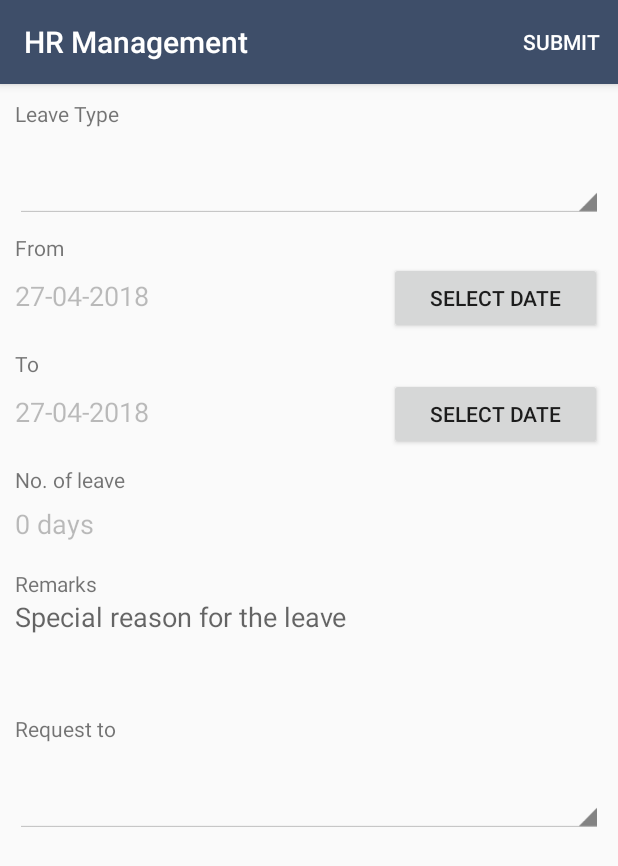
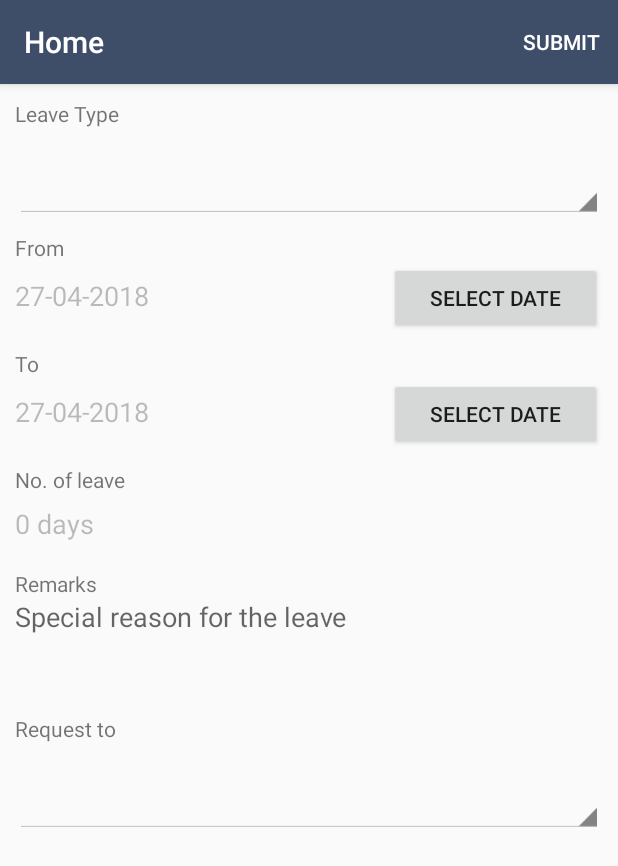
Before and after one commit to fahimshahrierrasel/hr_management, an Android app: the fragment LeaveApplicationFormFragment placed in its activity, on a phone screen of 412 x 824 dp. Shown: the top 866 px of the screen. Run offline under Robolectric (Android 15) with nearby library versions, the phone set to English and light mode, and no system bars; libraries missing offline, so code that uses them is left out: com.github.mikephil.charting, com.mikepenz.materialdrawer; 60 statements that could not run were skipped.

Commit message:
Leave application list add

```diff
--- a/app/build.gradle
+++ b/app/build.gradle
@@ -31,6 +31,7 @@ dependencies {
     implementation "com.android.support:design:$supportLib"
     implementation "com.android.support:recyclerview-v7:$supportLib"
     implementation "com.android.support:support-annotations:$supportLib"
+    implementation "com.android.support:cardview-v7:$supportLib"
 
     implementation("com.mikepenz:materialdrawer:6.0.7@aar") {
         transitive = true
--- a/app/src/main/java/com/treebricks/hrmanagement/MainActivity.java
+++ b/app/src/main/java/com/treebricks/hrmanagement/MainActivity.java
@@ -1,5 +1,4 @@
 package com.treebricks.hrmanagement;
-
 
 import android.os.Bundle;
 import android.support.v4.app.Fragment;
@@ -19,7 +18,8 @@ import com.mikepenz.materialdrawer.model.ProfileDrawerItem;
 import com.mikepenz.materialdrawer.model.interfaces.IDrawerItem;
 import com.treebricks.hrmanagement.fragments.AttendanceFragment;
 import com.treebricks.hrmanagement.fragments.HomeFragment;
-import com.treebricks.hrmanagement.fragments.LeaveApplicationFragment;
+import com.treebricks.hrmanagement.fragments.LeaveApplicationFormFragment;
+import com.treebricks.hrmanagement.fragments.LeaveApplicationsListFragment;
 import com.treebricks.hrmanagement.utils.SeasonImage;
 
 import java.util.ArrayList;
@@ -40,6 +40,9 @@ public class MainActivity extends AppCompatActivity {
         setSupportActionBar(toolbar);
         setNavigationDrawer();
 
+        if(getSupportActionBar()!=null)
+            getSupportActionBar().setTitle("Home");
+
         fragmentManager = getSupportFragmentManager();
         currentFragment = new HomeFragment();
         setCurrentFragment(currentFragment);
@@ -51,19 +54,23 @@ public class MainActivity extends AppCompatActivity {
                 switch (item)
                 {
                     case 1:
+                        toolbar.setTitle("Home");
                         currentFragment = new HomeFragment();
                         break;
                     case 2:
+                        toolbar.setTitle("Attendance");
                         currentFragment = new AttendanceFragment();
                         break;
                     case 3:
 
                         break;
                     case 4:
-                        currentFragment = new LeaveApplicationFragment();
+                        toolbar.setTitle("Application Form");
+                        currentFragment = new LeaveApplicationFormFragment();
                         break;
                     case 5:
-
+                        toolbar.setTitle("Leave Applications");
+                        currentFragment = new LeaveApplicationsListFragment();
                         break;
                     case 6:
 
--- a/app/src/main/java/com/treebricks/hrmanagement/fragments/LeaveApplicationFragment.java
+++ b/app/src/main/java/com/treebricks/hrmanagement/fragments/LeaveApplicationFormFragment.java
@@ -25,9 +25,9 @@ import java.util.Date;
 import java.util.Locale;
 import java.util.concurrent.TimeUnit;
 
-public class LeaveApplicationFragment extends Fragment {
+public class LeaveApplicationFormFragment extends Fragment {
 
-    private static final String TAG = LeaveApplicationFragment.class.getSimpleName();
+    private static final String TAG = LeaveApplicationFormFragment.class.getSimpleName();
     private EditText etLeaveStart;
     private EditText etLeaveEnd;
     private EditText etTotalLeaves;
@@ -41,7 +41,7 @@ public class LeaveApplicationFragment extends Fragment {
     @Nullable
     @Override
     public View onCreateView(@NonNull LayoutInflater inflater, @Nullable ViewGroup container, @Nullable Bundle savedInstanceState) {
-        return inflater.inflate(R.layout.fragment_leave_application, container, false);
+        return inflater.inflate(R.layout.fragment_leave_application_form, container, false);
     }
 
     @Override
--- a/app/src/main/res/layout/fragment_leave_application.xml
+++ b/app/src/main/res/layout/fragment_leave_application_form.xml
@@ -1,7 +1,6 @@
 <?xml version="1.0" encoding="utf-8"?>
 <android.support.constraint.ConstraintLayout xmlns:android="http://schemas.android.com/apk/res/android"
     xmlns:app="http://schemas.android.com/apk/res-auto"
-    xmlns:tools="http://schemas.android.com/tools"
     android:layout_width="match_parent"
     android:layout_height="match_parent">
 
@@ -25,7 +24,7 @@
             <TextView
                 android:layout_width="wrap_content"
                 android:layout_height="wrap_content"
-                android:text="Leave Type" />
+                android:text="@string/leave_type" />
 
             <Spinner
                 android:id="@+id/spinLeaveType"
@@ -37,7 +36,7 @@
                 android:layout_width="wrap_content"
                 android:layout_height="wrap_content"
                 android:layout_marginTop="10dp"
-                android:text="From" />
+                android:text="@string/from" />
 
             <LinearLayout
                 android:layout_width="match_parent"
@@ -51,14 +50,15 @@
                     android:layout_weight="0.7"
                     android:background="@null"
                     android:enabled="false"
-                    android:hint="Leave start from" />
+                    android:inputType="text"
+                    android:hint="@string/leave_start_from" />
 
                 <Button
                     android:id="@+id/btn_leave_start"
                     android:layout_width="0dp"
                     android:layout_height="wrap_content"
                     android:layout_weight="0.4"
-                    android:text="Select Date" />
+                    android:text="@string/select_date" />
             </LinearLayout>
 
 
@@ -66,7 +66,7 @@
                 android:layout_width="wrap_content"
                 android:layout_height="wrap_content"
                 android:layout_marginTop="10dp"
-                android:text="To" />
+                android:text="@string/to" />
 
             <LinearLayout
                 android:layout_width="match_parent"
@@ -80,21 +80,22 @@
                     android:layout_weight="0.7"
                     android:background="@null"
                     android:enabled="false"
-                    android:hint="Leave end" />
+                    android:inputType="text"
+                    android:hint="@string/leave_end" />
 
                 <Button
                     android:id="@+id/btn_leave_end"
                     android:layout_width="0dp"
                     android:layout_height="wrap_content"
                     android:layout_weight="0.4"
-                    android:text="Select Date" />
+                    android:text="@string/select_date" />
             </LinearLayout>
 
             <TextView
                 android:layout_width="wrap_content"
                 android:layout_height="wrap_content"
                 android:layout_marginTop="10dp"
-                android:text="No. of leave" />
+                android:text="@string/no_of_leave" />
 
             <EditText
                 android:id="@+id/etLeaveDays"
@@ -102,13 +103,13 @@
                 android:layout_height="40dp"
                 android:background="@null"
                 android:enabled="false"
-                android:text="99 Days" />
+                android:text="@string/_99_days" />
 
             <TextView
                 android:layout_width="wrap_content"
                 android:layout_height="wrap_content"
                 android:layout_marginTop="10dp"
-                android:text="Remarks" />
+                android:text="@string/remarks" />
 
             <EditText
                 android:id="@+id/etRemarks"
@@ -116,7 +117,7 @@
                 android:layout_height="wrap_content"
                 android:background="@null"
                 android:gravity="start"
-                android:hint="Special reason for the leave"
+                android:hint="@string/special_reason_for_the_leave"
                 android:inputType="textMultiLine"
                 android:maxLines="3"
                 android:minLines="3"
@@ -126,7 +127,7 @@
                 android:layout_width="wrap_content"
                 android:layout_height="wrap_content"
                 android:layout_marginTop="10dp"
-                android:text="Request to" />
+                android:text="@string/request_to" />
 
             <Spinner
                 android:id="@+id/spinLeaveRequestTo"
--- a/app/src/main/res/values/strings.xml
+++ b/app/src/main/res/values/strings.xml
@@ -10,4 +10,17 @@
     <string name="developer">A Studio</string>
     <string name="more">More...</string>
     <string name="attendance_summery">Attendance Summery</string>
+    <string name="john_q_public">John Q. Public</string>
+    <string name="leave_type">Leave Type</string>
+    <string name="from">From</string>
+    <string name="leave_start_from">Leave start from</string>
+    <string name="select_date">Select Date</string>
+    <string name="to">To</string>
+    <string name="leave_end">Leave end</string>
+    <string name="no_of_leave">No. of leave</string>
+    <string name="_99_days">99 Days</string>
+    <string name="remarks">Remarks</string>
+    <string name="special_reason_for_the_leave">Special reason for the leave</string>
+    <string name="request_to">Request to</string>
+    <string name="leave_reason">Leave Reason</string>
 </resources>
```
Also changed, not shown: app/src/main/java/com/treebricks/hrmanagement/adapters/LeaveApplicationRecyclerViewAdapter.java (added, +59 -0 lines), app/src/main/java/com/treebricks/hrmanagement/fragments/LeaveApplicationsListFragment.java (added, +40 -0 lines), app/src/main/java/com/treebricks/hrmanagement/models/ApplicationItem.java (added, +37 -0 lines), app/src/main/res/layout/fragemnt_all_leave_applications.xml (added, +16 -0 lines), app/src/main/res/layout/leave_application_card_layout.xml (added, +79 -0 lines).
